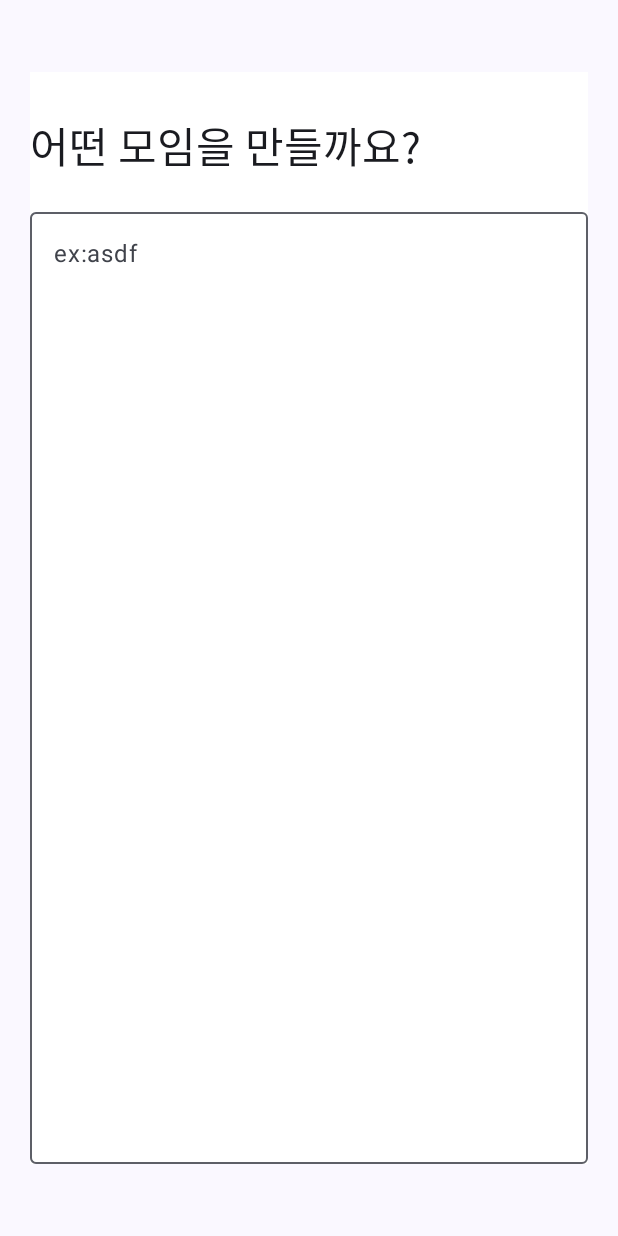
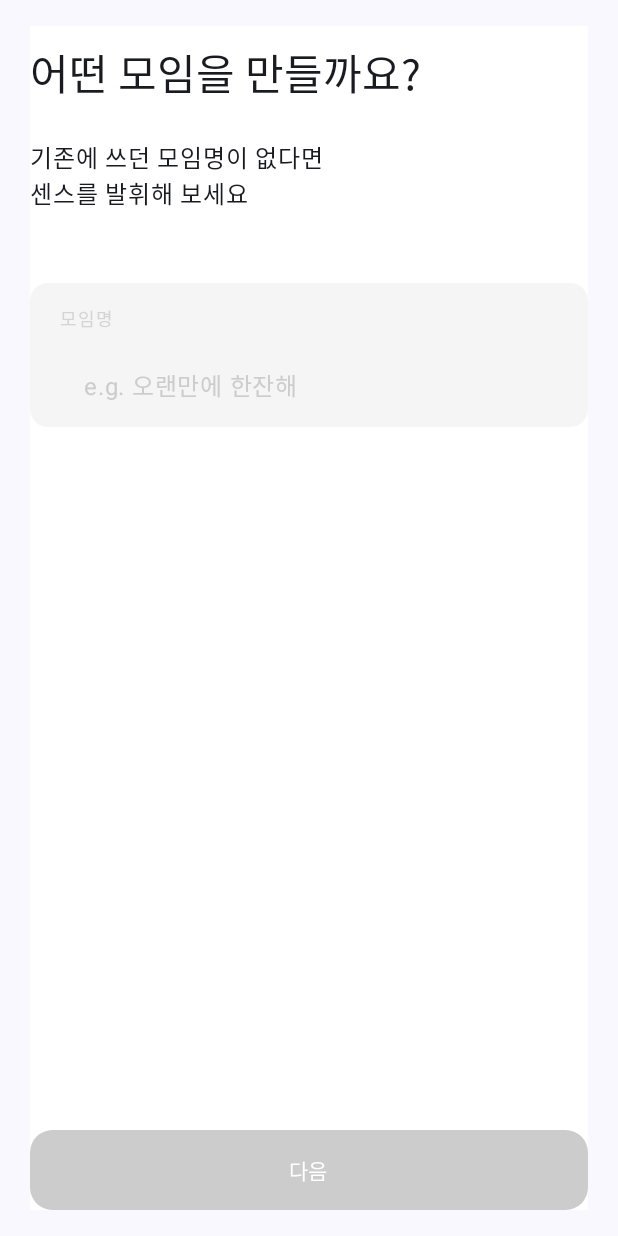
Before and after one commit to Nexters/tuk-android, an Android app built with Jetpack Compose: the composable CreateGatheringNameInput called with empty values, on a phone screen of 412 x 824 dp. Run offline under Robolectric (Android 15) with nearby library versions, the phone set to English and light mode, and no system bars; Roboto replaces fonts that are not available here; 4 statements that could not run were skipped.

Commit message:
FEAT: 모임생성 - 모임명 ui 구현

```diff
--- a/feature/create_gathering/src/main/java/com/example/create_gathering/page/NameInputPage.kt
+++ b/feature/create_gathering/src/main/java/com/example/create_gathering/page/NameInputPage.kt
@@ -7,14 +7,20 @@ import androidx.compose.foundation.layout.fillMaxSize
 import androidx.compose.foundation.layout.fillMaxWidth
 import androidx.compose.foundation.layout.height
 import androidx.compose.foundation.layout.padding
+import androidx.compose.foundation.shape.RoundedCornerShape
 import androidx.compose.material3.Button
+import androidx.compose.material3.ButtonDefaults
 import androidx.compose.material3.MaterialTheme
-import androidx.compose.material3.OutlinedTextField
 import androidx.compose.material3.Text
+import androidx.compose.material3.TextField
+import androidx.compose.material3.TextFieldDefaults
 import androidx.compose.runtime.Composable
 import androidx.compose.ui.Modifier
 import androidx.compose.ui.graphics.Color
+import androidx.compose.ui.text.TextStyle
+import androidx.compose.ui.tooling.preview.Preview
 import androidx.compose.ui.unit.dp
+import androidx.compose.ui.unit.sp
 
 @Composable
 fun CreateGatheringNameInput(
@@ -22,14 +28,16 @@ fun CreateGatheringNameInput(
     onValueChange: (String) -> Unit,
     onNext: () -> Unit
 ) {
+
+
     Column(
         modifier = Modifier
             .fillMaxSize()
-            .padding(horizontal = 20.dp, vertical = 48.dp)
+            .padding(horizontal = 20.dp, vertical = 17.dp)
             .background(Color.White)
     ) {
 
-        Spacer(modifier = Modifier.height(28.dp))
+        Spacer(modifier = Modifier.height(10.dp))
 
 
         Text(
@@ -38,13 +46,55 @@ fun CreateGatheringNameInput(
         )
 
         Spacer(modifier = Modifier.height(24.dp))
-        OutlinedTextField(
-            value = value,
-            onValueChange = onValueChange,
-            placeholder = { Text("ex:asdf") },
+
+        Text(
+            text = "기존에 쓰던 모임명이 없다면\n센스를 발휘해 보세요",
+            modifier = Modifier.padding(bottom = 48.dp)
+        )
+
+
+        Column(
             modifier = Modifier
-                .fillMaxSize()
-        )
+                .background(
+                    color = Color(0xFFF5F5F5), // 회색 배경
+                    shape = RoundedCornerShape(12.dp) // 둥근 모서리
+                )
+                .padding(start = 20.dp, end = 20.dp, top = 12.dp)
+                .fillMaxWidth()
+        ) {
+            Text(
+                text = "모임명",
+                color = Color(0xcccccccc), // 연한 회색
+                fontSize = 12.sp
+            )
+
+            Spacer(modifier = Modifier.height(4.dp))
+
+
+            TextField(
+                value = value,
+                onValueChange = onValueChange,
+                placeholder = {
+                    Text(
+                        text = "e.g. 오랜만에 한잔해",
+                        color = Color(0xFFCCCCCC)
+                    )
+                },
+                colors = TextFieldDefaults.colors(
+                    focusedContainerColor = Color.Transparent,
+                    unfocusedContainerColor = Color.Transparent,
+                    disabledContainerColor = Color.Transparent,
+                    focusedIndicatorColor = Color.Transparent,
+                    unfocusedIndicatorColor = Color.Transparent,
+                    cursorColor = Color.Black,
+                    focusedTextColor = Color(0xFFCCCCCC),
+                    unfocusedTextColor = Color(0xFFCCCCCC)
+                ),
+                modifier = Modifier.fillMaxWidth(),
+                textStyle = TextStyle(fontSize = 14.sp),
+                singleLine = true
+            )
+        }
 
         Spacer(modifier = Modifier.weight(1f))
 
@@ -52,12 +102,21 @@ fun CreateGatheringNameInput(
             onClick = onNext,
             modifier = Modifier
                 .fillMaxWidth()
-                .padding(horizontal = 48.dp)
+                .height(53.dp),
+            shape = RoundedCornerShape(15.dp),
+            colors = ButtonDefaults.buttonColors(
+                containerColor = Color(0xFFCCCCCC) // 버튼 배경색
+            )
         ) {
-
             Text("다음")
         }
 
 
     }
 }
+
+@Composable
+@Preview(showBackground = true)
+fun previewCreate() {
+    CreateGatheringNameInput("sdf", {}) { }
+}
```
Also changed, not shown: feature/create_gathering/build.gradle.kts (+1 -27 lines), feature/create_gathering/src/main/java/com/example/create_gathering/CreateGatheringScreen.kt (+22 -19 lines).
